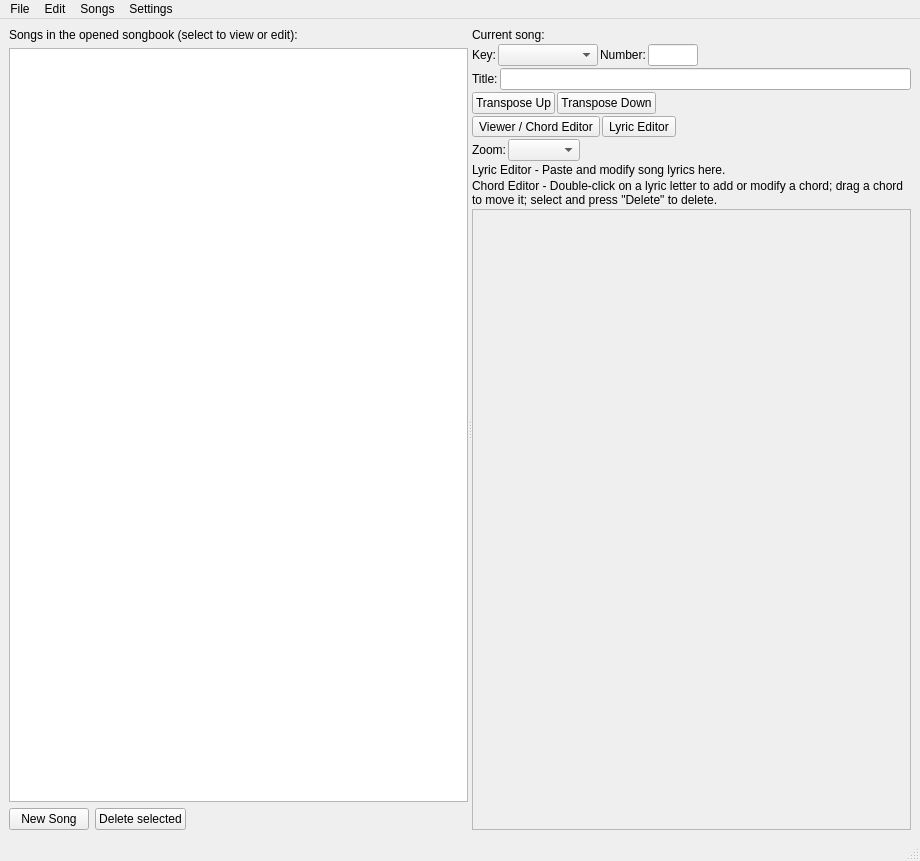
First picture: the form in src/softchordeditor.ui, repository matvey83/softChord, before the edit.
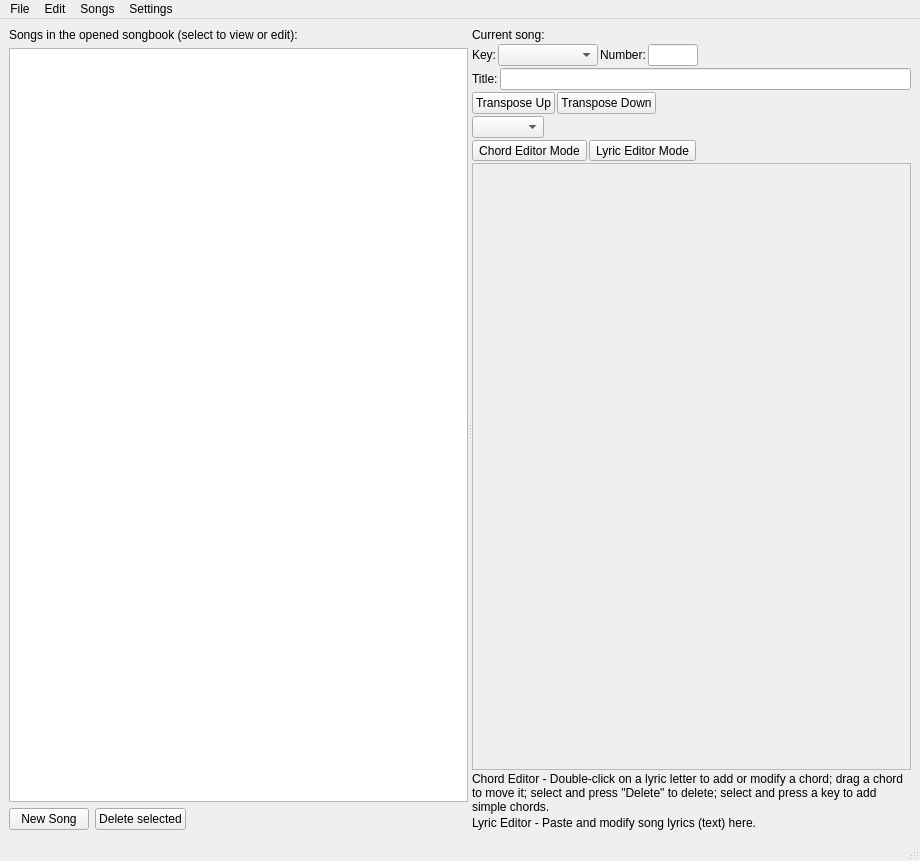
Second picture: the form after the edit.

Patch:
```diff
--- a/src/softchordeditor.ui
+++ b/src/softchordeditor.ui
@@ -186,19 +186,39 @@
           </item>
          </layout>
         </item>
+        <item>
+         <layout class="QHBoxLayout" name="horizontalLayout_3">
+          <item>
+           <widget class="QComboBox" name="zoom_combo_box"/>
+          </item>
+          <item>
+           <spacer name="horizontalSpacer_3">
+            <property name="orientation">
+             <enum>Qt::Horizontal</enum>
+            </property>
+            <property name="sizeHint" stdset="0">
+             <size>
+              <width>40</width>
+              <height>20</height>
+             </size>
+            </property>
+           </spacer>
+          </item>
+         </layout>
+        </item>
         <item>
          <layout class="QHBoxLayout" name="horizontalLayout_6">
           <item>
            <widget class="QToolButton" name="chord_editor_button">
             <property name="text">
-             <string>Viewer / Chord Editor</string>
+             <string>Chord Editor Mode</string>
             </property>
            </widget>
           </item>
           <item>
            <widget class="QToolButton" name="lyric_editor_button">
             <property name="text">
-             <string>Lyric Editor</string>
+             <string>Lyric Editor Mode</string>
             </property>
            </widget>
           </item>
@@ -217,55 +237,8 @@
           </item>
          </layout>
         </item>
-        <item>
-         <layout class="QHBoxLayout" name="horizontalLayout_3">
-          <item>
-           <widget class="QLabel" name="label_8">
-            <property name="text">
-             <string>Zoom:</string>
-            </property>
-           </widget>
-          </item>
-          <item>
-           <widget class="QComboBox" name="zoom_combo_box"/>
-          </item>
-          <item>
-           <spacer name="horizontalSpacer_3">
-            <property name="orientation">
-             <enum>Qt::Horizontal</enum>
-            </property>
-            <property name="sizeHint" stdset="0">
-             <size>
-              <width>40</width>
-              <height>20</height>
-             </size>
-            </property>
-           </spacer>
-          </item>
-         </layout>
-        </item>
         <item>
          <layout class="QVBoxLayout" name="lyric_editor_layout">
-          <item>
-           <widget class="QLabel" name="lyrics_editor_label">
-            <property name="text">
-             <string>Lyric Editor - Paste and modify song lyrics here.</string>
-            </property>
-            <property name="wordWrap">
-             <bool>true</bool>
-            </property>
-           </widget>
-          </item>
-          <item>
-           <widget class="QLabel" name="chords_editor_label">
-            <property name="text">
-             <string>Chord Editor - Double-click on a lyric letter to add or modify a chord; drag a chord to move it; select and press &quot;Delete&quot; to delete.</string>
-            </property>
-            <property name="wordWrap">
-             <bool>true</bool>
-            </property>
-           </widget>
-          </item>
           <item>
            <widget class="QScrollArea" name="chord_scroll_area">
             <property name="minimumSize">
@@ -289,7 +262,7 @@
                <x>0</x>
                <y>0</y>
                <width>426</width>
-               <height>559</height>
+               <height>555</height>
               </rect>
              </property>
             </widget>
@@ -297,6 +270,26 @@
           </item>
          </layout>
         </item>
+        <item>
+         <widget class="QLabel" name="chords_editor_label">
+          <property name="text">
+           <string>Chord Editor - Double-click on a lyric letter to add or modify a chord; drag a chord to move it; select and press &quot;Delete&quot; to delete; select and press a key to add simple chords.</string>
+          </property>
+          <property name="wordWrap">
+           <bool>true</bool>
+          </property>
+         </widget>
+        </item>
+        <item>
+         <widget class="QLabel" name="lyrics_editor_label">
+          <property name="text">
+           <string>Lyric Editor - Paste and modify song lyrics (text) here.</string>
+          </property>
+          <property name="wordWrap">
+           <bool>true</bool>
+          </property>
+         </widget>
+        </item>
        </layout>
       </widget>
      </widget>
```
Left out of the diff: 22 changed lines with no effect on the pictures.
